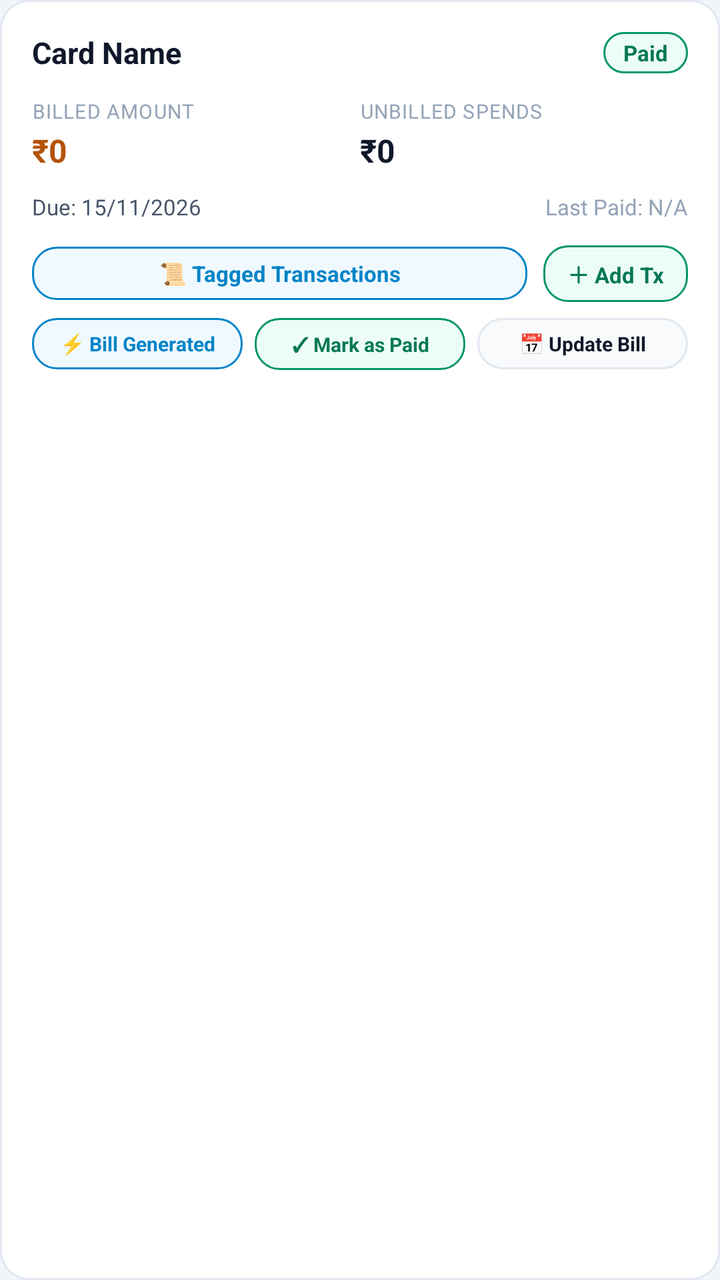
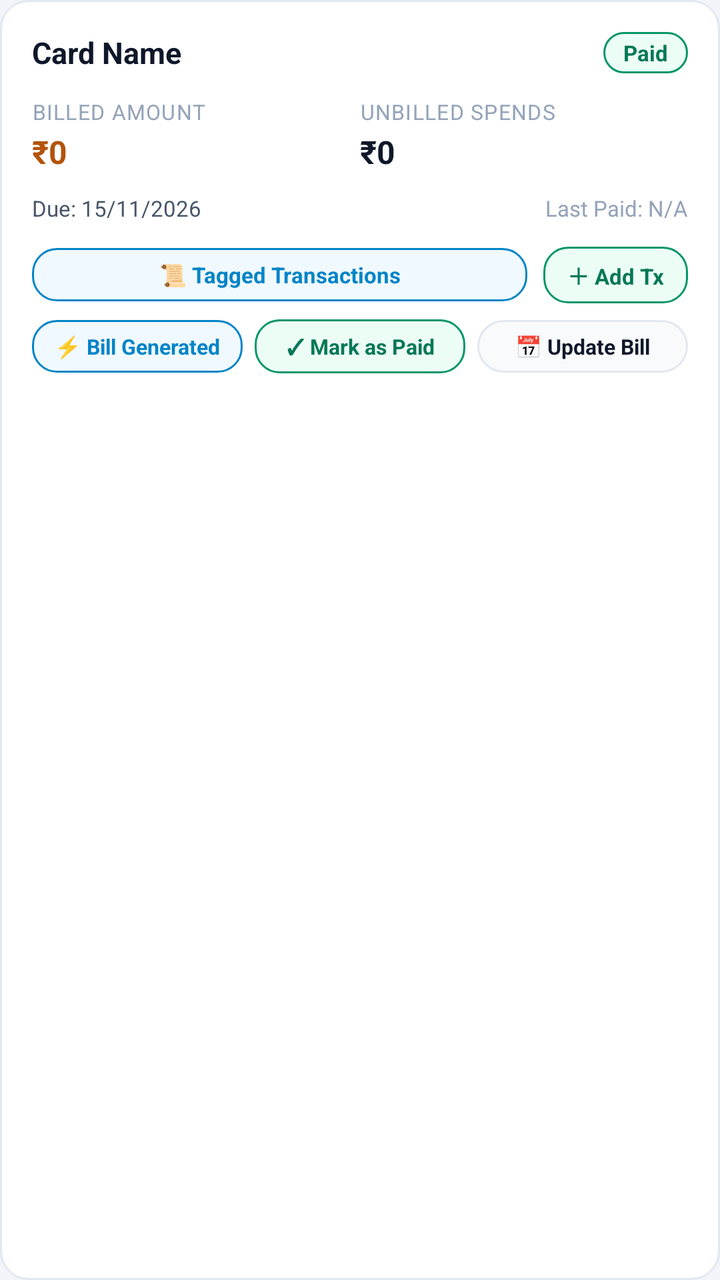

Screens rendered from an Android XML layout before and after an edit, with the pre-edit source and the edit as a unified diff.
<!-- AndroidManifest.xml: application theme AppTheme -->
<!-- res/layout/item_credit_card.xml -->
<?xml version="1.0" encoding="utf-8"?>
<LinearLayout
    xmlns:android="http://schemas.android.com/apk/res/android"
    android:layout_width="match_parent"
    android:layout_height="wrap_content"
    android:orientation="vertical"
    android:background="@drawable/bg_card"
    android:padding="16dp"
    android:layout_marginBottom="12dp">

    
    <LinearLayout
        android:layout_width="match_parent"
        android:layout_height="wrap_content"
        android:orientation="horizontal"
        android:gravity="center_vertical">

        <TextView
            android:id="@+id/tvCreditCardName"
            android:layout_width="0dp"
            android:layout_height="wrap_content"
            android:layout_weight="1"
            android:text="Card Name"
            android:textColor="@color/text_primary"
            android:textSize="15sp"
            android:textStyle="bold" />

        <TextView
            android:id="@+id/tvCreditCardStatusBadge"
            android:layout_width="wrap_content"
            android:layout_height="wrap_content"
            android:text="Paid"
            android:textColor="@color/green_mint"
            android:textSize="11sp"
            android:textStyle="bold"
            android:background="@drawable/bg_chip_green"
            android:paddingStart="10dp"
            android:paddingEnd="10dp"
            android:paddingTop="3dp"
            android:paddingBottom="3dp" />
    </LinearLayout>

    
    <LinearLayout
        android:layout_width="match_parent"
        android:layout_height="wrap_content"
        android:layout_marginTop="12dp"
        android:orientation="horizontal">

        
        <LinearLayout
            android:layout_width="0dp"
            android:layout_height="wrap_content"
            android:layout_weight="1"
            android:orientation="vertical">

            <TextView
                android:layout_width="wrap_content"
                android:layout_height="wrap_content"
                android:text="BILLED AMOUNT"
                android:textColor="@color/text_muted"
                android:textSize="10sp"
                android:letterSpacing="0.04" />

            <TextView
                android:id="@+id/tvCreditCardBilledAmount"
                android:layout_width="wrap_content"
                android:layout_height="wrap_content"
                android:layout_marginTop="2dp"
                android:text="₹0"
                android:textColor="@color/amber_gold"
                android:textSize="16sp"
                android:textStyle="bold" />
        </LinearLayout>

        
        <LinearLayout
            android:layout_width="0dp"
            android:layout_height="wrap_content"
            android:layout_weight="1"
            android:orientation="vertical">

            <TextView
                android:layout_width="wrap_content"
                android:layout_height="wrap_content"
                android:text="UNBILLED SPENDS"
                android:textColor="@color/text_muted"
                android:textSize="10sp"
                android:letterSpacing="0.04" />

            <TextView
                android:id="@+id/tvCreditCardUnbilledAmount"
                android:layout_width="wrap_content"
                android:layout_height="wrap_content"
                android:layout_marginTop="2dp"
                android:text="₹0"
                android:textColor="@color/text_primary"
                android:textSize="16sp"
                android:textStyle="bold" />
        </LinearLayout>
    </LinearLayout>

    
    <LinearLayout
        android:layout_width="match_parent"
        android:layout_height="wrap_content"
        android:layout_marginTop="10dp"
        android:orientation="horizontal"
        android:gravity="center_vertical">

        <TextView
            android:id="@+id/tvCreditCardDueDate"
            android:layout_width="0dp"
            android:layout_height="wrap_content"
            android:layout_weight="1"
            android:text="Due: 15/11/2026"
            android:textColor="@color/text_secondary"
            android:textSize="11sp" />

        <TextView
            android:id="@+id/tvCreditCardLastPaid"
            android:layout_width="wrap_content"
            android:layout_height="wrap_content"
            android:text="Last Paid: N/A"
            android:textColor="@color/text_muted"
            android:textSize="11sp" />
    </LinearLayout>

    
    <LinearLayout
        android:layout_width="match_parent"
        android:layout_height="wrap_content"
        android:layout_marginTop="12dp"
        android:orientation="horizontal"
        android:gravity="center_vertical">

        <TextView
            android:id="@+id/btnViewCardTransactions"
            android:layout_width="0dp"
            android:layout_height="wrap_content"
            android:layout_weight="1"
            android:layout_marginEnd="8dp"
            android:text="📜 Tagged Transactions"
            android:textColor="@color/blue_sky"
            android:textSize="11sp"
            android:textStyle="bold"
            android:gravity="center"
            android:background="@drawable/bg_chip_blue"
            android:paddingStart="10dp"
            android:paddingEnd="10dp"
            android:paddingTop="6dp"
            android:paddingBottom="6dp"
            android:clickable="true"
            android:focusable="true" />

        <TextView
            android:id="@+id/btnAddCardTransaction"
            android:layout_width="wrap_content"
            android:layout_height="wrap_content"
            android:text="＋ Add Tx"
            android:textColor="@color/green_mint"
            android:textSize="11sp"
            android:textStyle="bold"
            android:gravity="center"
            android:background="@drawable/bg_chip_green"
            android:paddingStart="12dp"
            android:paddingEnd="12dp"
            android:paddingTop="6dp"
            android:paddingBottom="6dp"
            android:clickable="true"
            android:focusable="true" />
    </LinearLayout>

    
    <LinearLayout
        android:layout_width="match_parent"
        android:layout_height="wrap_content"
        android:layout_marginTop="8dp"
        android:orientation="horizontal"
        android:gravity="center_vertical">

        
        <TextView
            android:id="@+id/btnMarkBillGenerated"
            android:layout_width="0dp"
            android:layout_height="wrap_content"
            android:layout_weight="1"
            android:layout_marginEnd="6dp"
            android:text="⚡ Bill Generated"
            android:textColor="@color/blue_sky"
            android:textSize="10sp"
            android:textStyle="bold"
            android:gravity="center"
            android:background="@drawable/bg_chip_blue"
            android:paddingStart="4dp"
            android:paddingEnd="4dp"
            android:paddingTop="6dp"
            android:paddingBottom="6dp"
            android:clickable="true"
            android:focusable="true" />

        
        <TextView
            android:id="@+id/btnMarkCreditCardPaidQuick"
            android:layout_width="0dp"
            android:layout_height="wrap_content"
            android:layout_weight="1"
            android:layout_marginEnd="6dp"
            android:text="✓ Mark as Paid"
            android:textColor="@color/green_mint"
            android:textSize="10sp"
            android:textStyle="bold"
            android:gravity="center"
            android:background="@drawable/bg_chip_green"
            android:paddingStart="4dp"
            android:paddingEnd="4dp"
            android:paddingTop="6dp"
            android:paddingBottom="6dp"
            android:clickable="true"
            android:focusable="true" />

        
        <TextView
            android:id="@+id/btnEditCreditCard"
            android:layout_width="0dp"
            android:layout_height="wrap_content"
            android:layout_weight="1"
            android:text="📅 Update Bill"
            android:textColor="@color/text_primary"
            android:textSize="10sp"
            android:textStyle="bold"
            android:gravity="center"
            android:background="@drawable/bg_pill_dark"
            android:paddingStart="4dp"
            android:paddingEnd="4dp"
            android:paddingTop="6dp"
            android:paddingBottom="6dp"
            android:clickable="true"
            android:focusable="true" />
    </LinearLayout>
</LinearLayout>
<!-- resources referenced by this layout -->
<resources>
  <color name="amber_gold">#B45309</color>
  <color name="blue_sky">#0284C7</color>
  <color name="green_mint">#047857</color>
  <color name="text_muted">#94A3B8</color>
  <color name="text_primary">#0F172A</color>
  <color name="text_secondary">#475569</color>
  <!-- drawable bg_card (drawable) -->
  <?xml version="1.0" encoding="utf-8"?>
  <shape xmlns:android="http://schemas.android.com/apk/res/android"
      android:shape="rectangle">
      <solid android:color="@color/bg_card" />
      <corners android:radius="14dp" />
      <stroke
          android:width="1dp"
          android:color="@color/border_dark" />
  </shape>
  <!-- drawable bg_chip_blue (drawable) -->
  <?xml version="1.0" encoding="utf-8"?>
  <shape xmlns:android="http://schemas.android.com/apk/res/android"
      android:shape="rectangle">
      <solid android:color="@color/blue_bg" />
      <corners android:radius="12dp" />
      <stroke
          android:width="1dp"
          android:color="@color/blue_sky" />
  </shape>
  <!-- drawable bg_chip_green (drawable) -->
  <?xml version="1.0" encoding="utf-8"?>
  <shape xmlns:android="http://schemas.android.com/apk/res/android"
      android:shape="rectangle">
      <solid android:color="@color/green_bg" />
      <corners android:radius="12dp" />
      <stroke
          android:width="1dp"
          android:color="@color/green_emerald" />
  </shape>
  <!-- drawable bg_pill_dark (drawable) -->
  <?xml version="1.0" encoding="utf-8"?>
  <shape xmlns:android="http://schemas.android.com/apk/res/android"
      android:shape="rectangle">
      <solid android:color="@color/bg_card_secondary" />
      <corners android:radius="20dp" />
      <stroke
          android:width="1dp"
          android:color="@color/border_dark" />
  </shape>
  <style name="AppTheme" parent="Theme.MaterialComponents.DayNight.NoActionBar">
          <item name="colorPrimary">@color/colorPrimary</item>
          <item name="colorPrimaryDark">@color/colorPrimaryDark</item>
          <item name="colorAccent">@color/colorAccent</item>
          <item name="android:windowBackground">@color/bg_dark</item>
          <item name="android:statusBarColor">@color/bg_dark</item>
          <item name="android:navigationBarColor">@color/nav_bottom_bg</item>
          <item name="android:textColorPrimary">@color/text_primary</item>
          <item name="android:textColorSecondary">@color/text_secondary</item>
          <item name="android:windowLightStatusBar">true</item>
          <item name="bottomSheetDialogTheme">@style/FinMngrBottomSheetDialogTheme</item>
      </style>
  <color name="bg_card">#FFFFFF</color>
  <color name="border_dark">#E2E8F0</color>
  <color name="blue_bg">#F0F9FF</color>
  <color name="green_bg">#ECFDF5</color>
  <color name="green_emerald">#059669</color>
  <color name="bg_card_secondary">#F8FAFC</color>
  <color name="colorPrimary">#0D9488</color>
  <color name="colorPrimaryDark">#E2E8F0</color>
  <color name="colorAccent">#0D9488</color>
  <color name="bg_dark">#F1F5F9</color>
  <color name="nav_bottom_bg">#FFFFFF</color>
  <style name="FinMngrBottomSheetDialogTheme" parent="ThemeOverlay.MaterialComponents.BottomSheetDialog">
          <item name="bottomSheetStyle">@style/FinMngrBottomSheetModal</item>
      </style>
  <style name="FinMngrBottomSheetModal" parent="Widget.MaterialComponents.BottomSheet.Modal">
          <item name="android:background">@android:color/transparent</item>
      </style>
</resources>

<!-- the commit's change to res/layout/item_credit_card.xml (unified diff, before → after) -->
@@ -59,7 +59,7 @@
                 android:layout_height="wrap_content"
                 android:text="BILLED AMOUNT"
                 android:textColor="@color/text_muted"
-                android:textSize="10sp"
+                android:textSize="10.5sp"
                 android:letterSpacing="0.04" />
 
             <TextView
@@ -85,7 +85,7 @@
                 android:layout_height="wrap_content"
                 android:text="UNBILLED SPENDS"
                 android:textColor="@color/text_muted"
-                android:textSize="10sp"
+                android:textSize="10.5sp"
                 android:letterSpacing="0.04" />
 
             <TextView
@@ -188,12 +188,12 @@
             android:layout_marginEnd="6dp"
             android:text="⚡ Bill Generated"
             android:textColor="@color/blue_sky"
-            android:textSize="10sp"
+            android:textSize="10.5sp"
             android:textStyle="bold"
             android:gravity="center"
             android:background="@drawable/bg_chip_blue"
-            android:paddingStart="4dp"
-            android:paddingEnd="4dp"
+            android:paddingStart="6dp"
+            android:paddingEnd="6dp"
             android:paddingTop="6dp"
             android:paddingBottom="6dp"
             android:clickable="true"
@@ -208,12 +208,12 @@
             android:layout_marginEnd="6dp"
             android:text="✓ Mark as Paid"
             android:textColor="@color/green_mint"
-            android:textSize="10sp"
+            android:textSize="10.5sp"
             android:textStyle="bold"
             android:gravity="center"
             android:background="@drawable/bg_chip_green"
-            android:paddingStart="4dp"
-            android:paddingEnd="4dp"
+            android:paddingStart="6dp"
+            android:paddingEnd="6dp"
             android:paddingTop="6dp"
             android:paddingBottom="6dp"
             android:clickable="true"
@@ -227,12 +227,12 @@
             android:layout_weight="1"
             android:text="📅 Update Bill"
             android:textColor="@color/text_primary"
-            android:textSize="10sp"
+            android:textSize="10.5sp"
             android:textStyle="bold"
             android:gravity="center"
             android:background="@drawable/bg_pill_dark"
-            android:paddingStart="4dp"
-            android:paddingEnd="4dp"
+            android:paddingStart="6dp"
+            android:paddingEnd="6dp"
             android:paddingTop="6dp"
             android:paddingBottom="6dp"
             android:clickable="true"
<!-- resource entries referenced after the edit -->
@@ -71,9 +71,13 @@
   <color name="nav_bottom_bg">#FFFFFF</color>
   <style name="FinMngrBottomSheetDialogTheme" parent="ThemeOverlay.MaterialComponents.BottomSheetDialog">
           <item name="bottomSheetStyle">@style/FinMngrBottomSheetModal</item>
+          <item name="android:windowBackground">@android:color/transparent</item>
+          <item name="android:colorBackground">@android:color/transparent</item>
+          <item name="android:windowIsFloating">false</item>
       </style>
   <style name="FinMngrBottomSheetModal" parent="Widget.MaterialComponents.BottomSheet.Modal">
           <item name="android:background">@android:color/transparent</item>
+          <item name="backgroundTint">@android:color/transparent</item>
       </style>
 </resources>
 
